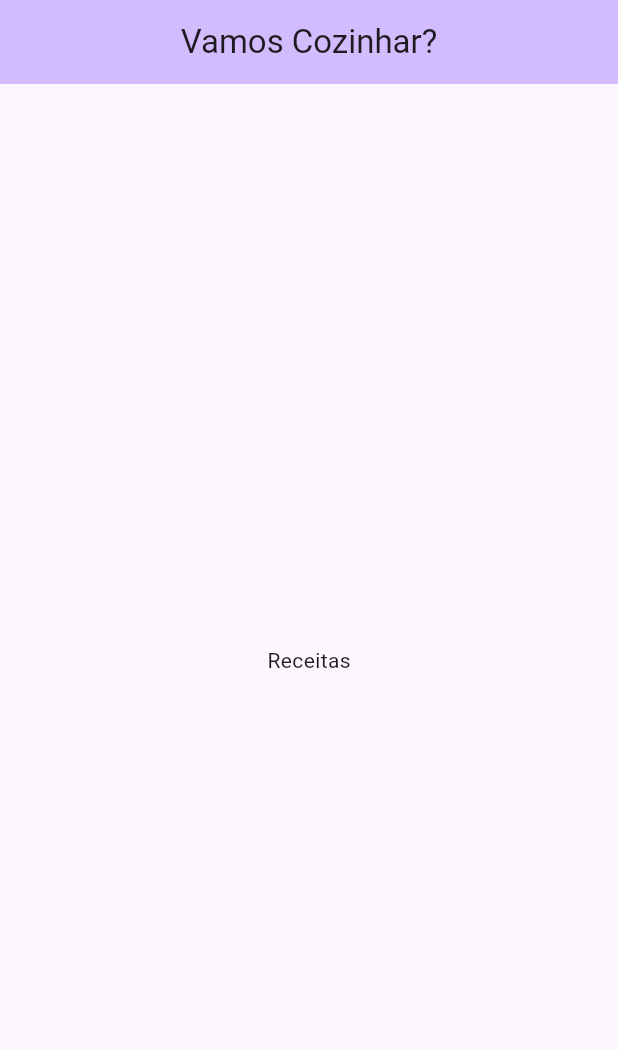
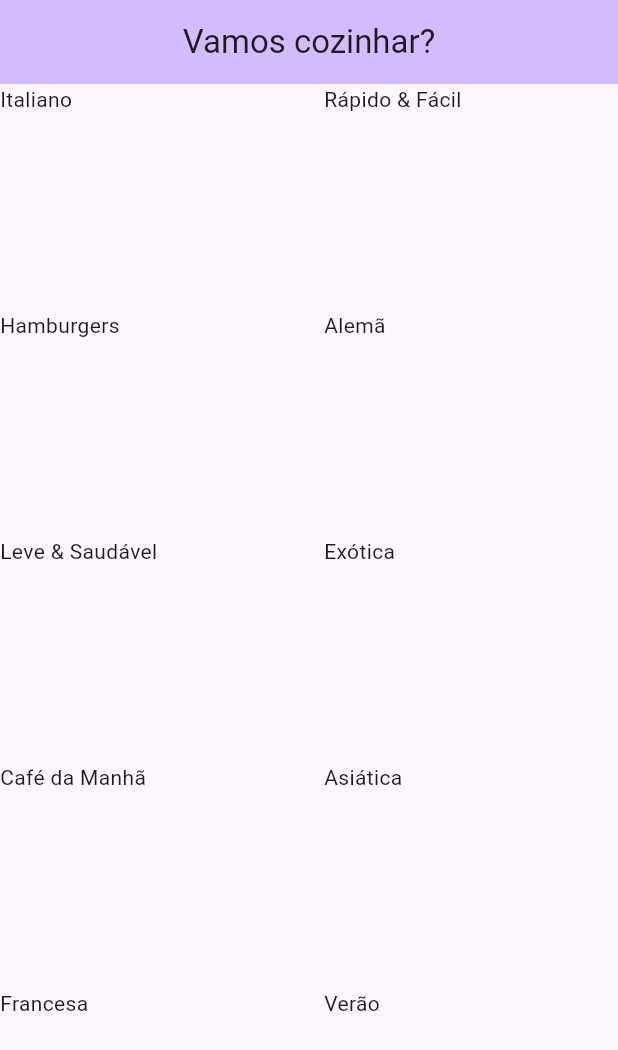
Before and after one commit to tarcisiomesquita/meal_recipes_app, a Flutter app: the screen it shows after launch, on a phone screen of 412 x 824 dp. Shown: the top 1050 px of the screen. Run offline on Flutter 3.47's test engine with Material 3 defaults, Android fonts, the phone set to English and light mode, and no system bars.

Commit message:
criação de uma classe modelo categoria, uma lista de categoria mockadas, um componente categoria e uma tela para exibição da lista de categorias

```diff
--- /dev/null
+++ b/lib/components/category_item.dart
@@ -0,0 +1,13 @@
+import 'package:flutter/material.dart';
+
+import '../modals.dart/category.dart';
+
+class CategoryItem extends StatelessWidget {
+  final Category category;
+  const CategoryItem(this.category, {super.key});
+
+  @override
+  Widget build(BuildContext context) {
+    return Text(category.title);
+  }
+}
--- a/lib/main.dart
+++ b/lib/main.dart
@@ -1,4 +1,6 @@
 import 'package:flutter/material.dart';
+
+import 'screens/categories_screen.dart';
 
 void main() {
   runApp(const MyApp());
@@ -15,30 +17,7 @@
         colorScheme: ColorScheme.fromSeed(seedColor: Colors.deepPurple),
         useMaterial3: true,
       ),
-      home: const MyHomePage(),
+      home: const CategoriesScreen(),
     );
   }
 }
-
-class MyHomePage extends StatefulWidget {
-  const MyHomePage({super.key});
-
-  @override
-  State<MyHomePage> createState() => _MyHomePageState();
-}
-
-class _MyHomePageState extends State<MyHomePage> {
-  @override
-  Widget build(BuildContext context) {
-    return Scaffold(
-      appBar: AppBar(
-        backgroundColor: Theme.of(context).colorScheme.inversePrimary,
-        title: const Text('Vamos Cozinhar?'),
-        centerTitle: true,
-      ),
-      body: const Center(
-        child: Text('Receitas'),
-      ),
-    );
-  }
-}
--- /dev/null
+++ b/lib/modals.dart/category.dart
@@ -0,0 +1,13 @@
+import 'package:flutter/material.dart';
+
+class Category {
+  final String id;
+  final String title;
+  final Color color;
+
+  const Category({
+    required this.id,
+    required this.title,
+    this.color = Colors.orange,
+  });
+}
--- /dev/null
+++ b/lib/screens/categories_screen.dart
@@ -0,0 +1,27 @@
+import 'package:flutter/material.dart';
+import 'package:meal_recipes_app/components/category_item.dart';
+import 'package:meal_recipes_app/utils/dummy_data.dart';
+
+class CategoriesScreen extends StatelessWidget {
+  const CategoriesScreen({super.key});
+
+  @override
+  Widget build(BuildContext context) {
+    return Scaffold(
+      appBar: AppBar(
+        backgroundColor: Theme.of(context).colorScheme.inversePrimary,
+        title: const Text('Vamos cozinhar?'),
+        centerTitle: true,
+      ),
+      body: GridView(
+        gridDelegate: const SliverGridDelegateWithMaxCrossAxisExtent(
+          maxCrossAxisExtent: 200,
+          childAspectRatio: 3 / 2,
+          crossAxisSpacing: 20,
+          mainAxisSpacing: 20,
+        ),
+        children: DUMMY_CATEGORIES.map((cat) => CategoryItem(cat)).toList(),
+      ),
+    );
+  }
+}
--- /dev/null
+++ b/lib/utils/dummy_data.dart
@@ -0,0 +1,56 @@
+import 'package:flutter/material.dart';
+
+import '../modals.dart/category.dart';
+
+const DUMMY_CATEGORIES = [
+  Category(
+    id: 'c1',
+    title: 'Italiano',
+    color: Colors.purple,
+  ),
+  Category(
+    id: 'c2',
+    title: 'Rápido & Fácil',
+    color: Colors.red,
+  ),
+  Category(
+    id: 'c3',
+    title: 'Hamburgers',
+    color: Colors.orange,
+  ),
+  Category(
+    id: 'c4',
+    title: 'Alemã',
+    color: Colors.amber,
+  ),
+  Category(
+    id: 'c5',
+    title: 'Leve & Saudável',
+    color: Colors.amber,
+  ),
+  Category(
+    id: 'c6',
+    title: 'Exótica',
+    color: Colors.green,
+  ),
+  Category(
+    id: 'c7',
+    title: 'Café da Manhã',
+    color: Colors.lightBlue,
+  ),
+  Category(
+    id: 'c8',
+    title: 'Asiática',
+    color: Colors.lightGreen,
+  ),
+  Category(
+    id: 'c9',
+    title: 'Francesa',
+    color: Colors.pink,
+  ),
+  Category(
+    id: 'c10',
+    title: 'Verão',
+    color: Colors.teal,
+  ),
+];
```
